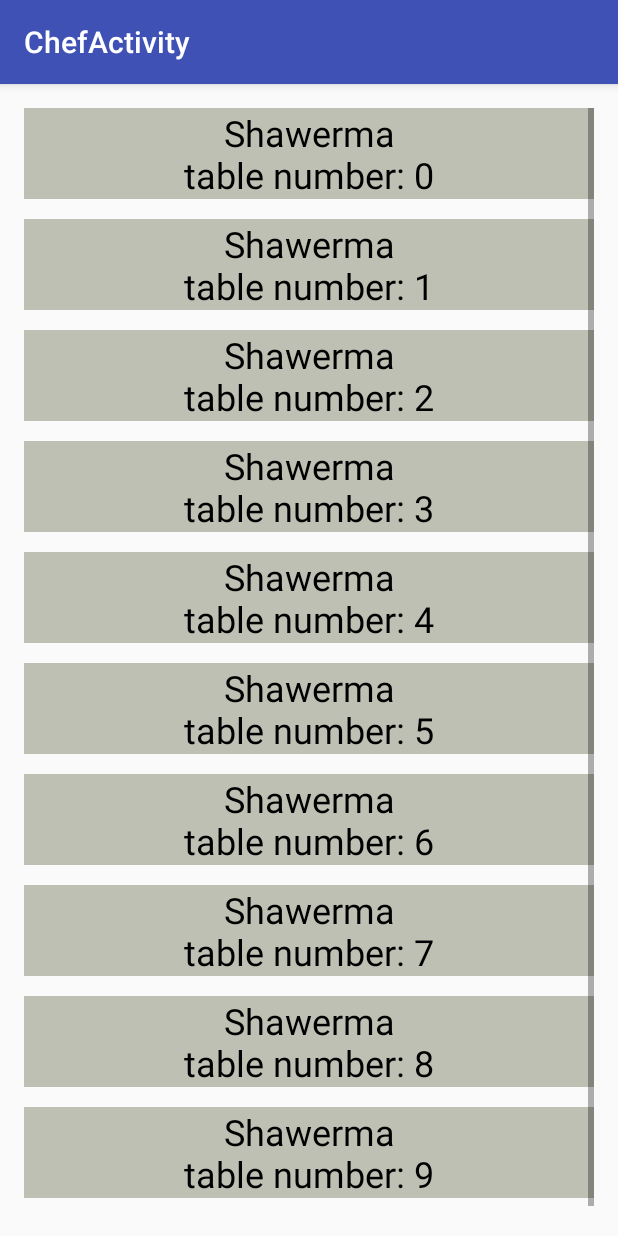
After one commit to HusseinReda/SampleClient, an Android app: the ChefActivity screen opened directly, with no data from a screen before it, on a phone screen of 412 x 824 dp. The commit adds this screen. Run offline under Robolectric (Android 15) with nearby library versions, the phone set to English and light mode, and no system bars.

Commit message:
send order working

```diff
--- /dev/null
+++ b/app/src/main/java/com/imenu/sampleclient2/controller/ChefActivity.java
@@ -0,0 +1,34 @@
+package com.imenu.sampleclient2.controller;
+
+import android.os.Bundle;
+import android.support.design.widget.FloatingActionButton;
+import android.support.design.widget.Snackbar;
+import android.support.v7.app.AppCompatActivity;
+import android.support.v7.widget.Toolbar;
+import android.view.View;
+import android.widget.RelativeLayout;
+
+import com.imenu.sampleclient2.R;
+import com.imenu.sampleclient2.model.Meal;
+import com.imenu.sampleclient2.model.Order;
+import com.imenu.sampleclient2.model.OrdersGenerator;
+
+import java.lang.reflect.Array;
+import java.util.ArrayList;
+
+public class ChefActivity extends AppCompatActivity {
+
+    @Override
+    protected void onCreate(Bundle savedInstanceState) {
+        super.onCreate(savedInstanceState);
+        setContentView(R.layout.activity_chef);
+        Order[] orders = new Order[10];
+        for (int i=0;i<10;i++){
+            ArrayList <Meal> meals = new ArrayList<Meal>();
+            meals.add( new Meal("Shawerma",110)  );
+            orders[i] = new Order(i,meals);
+        }
+        RelativeLayout chefActivity = (RelativeLayout) findViewById(R.id.activity_chef );
+        chefActivity.addView( new OrdersGenerator(orders,this ).getView()  );
+    }
+}
--- a/app/src/main/java/com/imenu/sampleclient2/model/Meal.java
+++ b/app/src/main/java/com/imenu/sampleclient2/model/Meal.java
@@ -1,5 +1,4 @@
 package com.imenu.sampleclient2.model;
-
 /**
  * Created by __Hussein__ on 12/29/2015.
  */
@@ -23,7 +22,6 @@ public class Meal {
     public long getPrice() {
         return price;
     }
-
     public String getImageUrl() {
         return imageUrl;
     }
--- a/app/src/main/java/com/imenu/sampleclient2/model/MenuGenerator.java
+++ b/app/src/main/java/com/imenu/sampleclient2/model/MenuGenerator.java
@@ -77,5 +77,4 @@ public class MenuGenerator {
 
     }
 
-
 }
--- /dev/null
+++ b/app/src/main/java/com/imenu/sampleclient2/model/OrdersGenerator.java
@@ -0,0 +1,47 @@
+package com.imenu.sampleclient2.model;
+
+import android.text.Html;
+import android.view.ViewGroup;
+import android.widget.LinearLayout;
+import android.widget.RelativeLayout;
+import android.widget.ScrollView;
+import android.widget.TextView;
+
+import com.imenu.sampleclient2.controller.ChefActivity;
+
+import org.w3c.dom.Text;
+
+import java.util.ArrayList;
+
+/**
+ * Created by hamed on 1/2/16.
+ */
+public class OrdersGenerator {
+    private  Order[] ordersList;
+    private ChefActivity act ;
+    public OrdersGenerator(Order[] ordersList, ChefActivity act)
+    {
+        this.act =act;
+        this.ordersList = ordersList;
+    }
+    public ScrollView getView ()
+    {
+        ScrollView ordersContainer = new ScrollView(act);
+        RelativeLayout.LayoutParams ordersContainerParams = new RelativeLayout.LayoutParams(RelativeLayout.LayoutParams.MATCH_PARENT
+                , RelativeLayout.LayoutParams.MATCH_PARENT );
+        ordersContainer.setLayoutParams(ordersContainerParams);
+
+        LinearLayout orders = new LinearLayout(act);
+        orders.setLayoutParams(new LinearLayout.LayoutParams(LinearLayout.LayoutParams.
+                MATCH_PARENT, LinearLayout.LayoutParams.MATCH_PARENT));
+        orders.setOrientation(LinearLayout.VERTICAL);
+
+        for (int i=0;i<ordersList.length;i++){
+            TextView tv = new TextView(act);
+            TextViewFormater textViewFormater = new TextViewFormater(tv,ordersList[i]);
+            orders.addView(textViewFormater.extractTextView());
+        }
+        ordersContainer.addView(orders);
+        return ordersContainer;
+    }
+}
--- /dev/null
+++ b/app/src/main/java/com/imenu/sampleclient2/model/TextViewFormater.java
@@ -0,0 +1,35 @@
+package com.imenu.sampleclient2.model;
+
+import android.graphics.Color;
+import android.text.Html;
+import android.view.View;
+import android.view.ViewGroup;
+import android.widget.LinearLayout;
+import android.widget.TextView;
+
+/**
+ * Created by hamed on 1/2/16.
+ */
+public class TextViewFormater {
+    private TextView textView ;
+    private Order order ;
+    public TextViewFormater ( TextView textView, Order order  )
+    {
+        this.textView= textView;
+        this.order =order;
+    }
+    public TextView extractTextView()
+    {
+        LinearLayout.LayoutParams textViewParams = new LinearLayout.LayoutParams(LinearLayout.LayoutParams.MATCH_PARENT, LinearLayout.LayoutParams.WRAP_CONTENT    );
+        textViewParams.setMargins(0,0,0,20);
+        textView.setLayoutParams(textViewParams);
+        textView.setTextSize(24);
+        textView.setTextAlignment(View.TEXT_ALIGNMENT_CENTER);
+        textView.setTextColor(Color.BLACK);
+        textView.setText(Html.fromHtml(
+                  order.getMeals().get(0).getName() + "<br>" +
+                "table number: " + order.getTableNumber() ));
+        textView.setBackgroundColor(Color.rgb(189,192,179)  );
+        return textView;
+    }
+}
--- /dev/null
+++ b/app/src/main/res/layout/activity_chef.xml
@@ -0,0 +1,15 @@
+<?xml version="1.0" encoding="utf-8"?>
+<RelativeLayout xmlns:android="http://schemas.android.com/apk/res/android"
+    xmlns:tools="http://schemas.android.com/tools"
+    android:layout_width="match_parent"
+    android:layout_height="match_parent"
+    android:paddingBottom="16dp"
+    android:paddingLeft="16dp"
+    android:paddingRight="16dp"
+    android:paddingTop="16dp"
+    android:id="@+id/activity_chef"
+    tools:context=".controller.ChefActivity"
+    style="@style/Widget.Design.NavigationView">
+
+
+</RelativeLayout>
--- a/app/src/main/res/values/strings.xml
+++ b/app/src/main/res/values/strings.xml
@@ -2,5 +2,7 @@
     <string name="app_name">SampleClient2</string>
     <string name="url">http://imenu.elasticbeanstalk.com/</string>
     <string name="title_activity_main2">Main2Activity</string>
+    <string name="title_activity_check">CheckActivity</string>
+    <string name="title_activity_chef">ChefActivity</string>
 
 </resources>
```
Also changed, not shown: app/src/main/AndroidManifest.xml (+4 -4 lines), app/src/main/java/com/imenu/sampleclient2/controller/HttpGetRequestActivity.java (+9 -0 lines), app/src/main/java/com/imenu/sampleclient2/controller/MealsGetRequestActivity.java (+0 -9 lines), app/src/main/java/com/imenu/sampleclient2/model/ButtonFormater.java (+7 -7 lines), app/src/main/java/com/imenu/sampleclient2/model/Order.java (+17 -7 lines), app/src/main/res/layout/activity_main.xml (+8 -0 lines).
